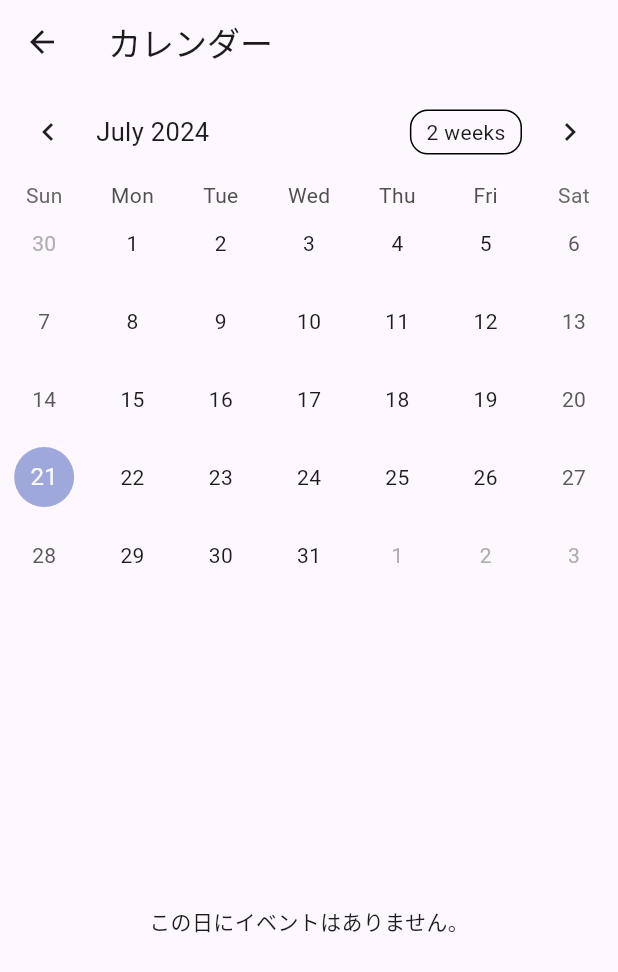
After one commit to 15-y-nakamura/dekitakana, a Flutter app: the CalendarPage screen opened by its route, on a phone screen of 412 x 824 dp. The commit adds this screen. Shown: the top 972 px of the screen. Run offline on Flutter 3.47's test engine with Material 3 defaults, Android fonts, the phone set to English and light mode, and no system bars; drawn by our look-alikes of table_calendar; our stand-ins replace flutter_blue, flutter_secure_storage, get, permission_handler; accounts and stored records are empty; network calls fail.

Commit message:
カレンダーの外装追加

```diff
--- /dev/null
+++ b/lib/calendar.dart
@@ -0,0 +1,133 @@
+import 'package:flutter/material.dart';
+import 'dart:convert';
+import 'package:http/http.dart' as http;
+import 'package:flutter_secure_storage/flutter_secure_storage.dart';
+import 'package:table_calendar/table_calendar.dart';
+
+class CalendarPage extends StatefulWidget {
+  const CalendarPage({Key? key}) : super(key: key);
+
+  @override
+  _CalendarPageState createState() => _CalendarPageState();
+}
+
+class _CalendarPageState extends State<CalendarPage> {
+  late Map<DateTime, List<dynamic>> _events;
+  late List<dynamic> _selectedEvents;
+  CalendarFormat _calendarFormat = CalendarFormat.month;
+  DateTime _focusedDay = DateTime.now();
+  DateTime? _selectedDay;
+  final storage = const FlutterSecureStorage();
+
+  @override
+  void initState() {
+    super.initState();
+    _events = {};
+    _selectedEvents = [];
+    fetchKintoneData();
+  }
+
+  Future<void> fetchKintoneData() async {
+    final token = await storage.read(key: 'kintoneAPI');
+    if (token == null) {
+      throw Exception('APIトークンがnullです');
+    }
+
+    final param = {"app": '16'};
+    final uri =
+        Uri.https('kvt9cht6gak2.cybozu.com', '/k/v1/records.json', param);
+
+    final response = await http.get(
+      uri,
+      headers: {'X-Cybozu-API-Token': token},
+    );
+
+    if (response.statusCode == 200) {
+      final data = jsonDecode(response.body);
+      setState(() {
+        _events = {};
+        for (var record in data['records']) {
+          DateTime date = DateTime.parse(record['日付']['value']);
+          if (_events[date] == null) _events[date] = [];
+          _events[date]!.add({
+            'title': record['タイトル']['value'],
+            'time': record['時刻']['value'],
+            'isComplete': record['完了']['value'].isNotEmpty,
+          });
+        }
+      });
+    } else {
+      throw Exception('データの読み込みに失敗しました: ${response.statusCode}');
+    }
+  }
+
+  List<dynamic> _getEventsForDay(DateTime day) {
+    return _events[day] ?? [];
+  }
+
+  @override
+  Widget build(BuildContext context) {
+    return Scaffold(
+      appBar: AppBar(
+        title: const Text('カレンダー'),
+      ),
+      body: Column(
+        children: [
+          TableCalendar(
+            firstDay: DateTime.utc(2000, 1, 1),
+            lastDay: DateTime.utc(2100, 12, 31),
+            focusedDay: _focusedDay,
+            calendarFormat: _calendarFormat,
+            selectedDayPredicate: (day) {
+              return isSameDay(_selectedDay, day);
+            },
+            onDaySelected: (selectedDay, focusedDay) {
+              if (!isSameDay(_selectedDay, selectedDay)) {
+                setState(() {
+                  _selectedDay = selectedDay;
+                  _focusedDay = focusedDay;
+                  _selectedEvents = _getEventsForDay(selectedDay);
+                });
+              }
+            },
+            onFormatChanged: (format) {
+              if (_calendarFormat != format) {
+                setState(() {
+                  _calendarFormat = format;
+                });
+              }
+            },
+            onPageChanged: (focusedDay) {
+              _focusedDay = focusedDay;
+            },
+            eventLoader: _getEventsForDay,
+          ),
+          const SizedBox(height: 8.0),
+          Expanded(
+            child: _selectedEvents.isEmpty
+                ? Center(
+                    child: Text('この日にイベントはありません。'),
+                  )
+                : ListView.builder(
+                    itemCount: _selectedEvents.length,
+                    itemBuilder: (context, index) {
+                      return ListTile(
+                        title: Text(_selectedEvents[index]['title']),
+                        subtitle: Text(_selectedEvents[index]['time']),
+                        trailing: Icon(
+                          _selectedEvents[index]['isComplete']
+                              ? Icons.check_circle
+                              : Icons.circle,
+                          color: _selectedEvents[index]['isComplete']
+                              ? Colors.green
+                              : Colors.red,
+                        ),
+                      );
+                    },
+                  ),
+          ),
+        ],
+      ),
+    );
+  }
+}
--- a/lib/main.dart
+++ b/lib/main.dart
@@ -9,6 +9,7 @@ import 'package:flutter/foundation.dart';
 import 'add.dart';
 import 'ble_home.dart';
 import 'delete.dart';
+import 'calendar.dart';
 
 void main() {
   runApp(const MyApp());
@@ -31,6 +32,7 @@ class MyApp extends StatelessWidget {
       routes: {
         '/addCustomer': (context) => const AddCustomerPage(),
         '/bleHome': (context) => const BleHomePage(),
+        '/calendar': (context) => const CalendarPage(),
       },
     );
   }
--- a/pubspec.yaml
+++ b/pubspec.yaml
@@ -42,6 +42,7 @@ dependencies:
   get:
   permission_handler:
   flutter_blue_plus: ^1.16.2
+  table_calendar: ^3.0.0
 
 dev_dependencies:
   flutter_test:
```
Also changed, not shown: pubspec.lock.
